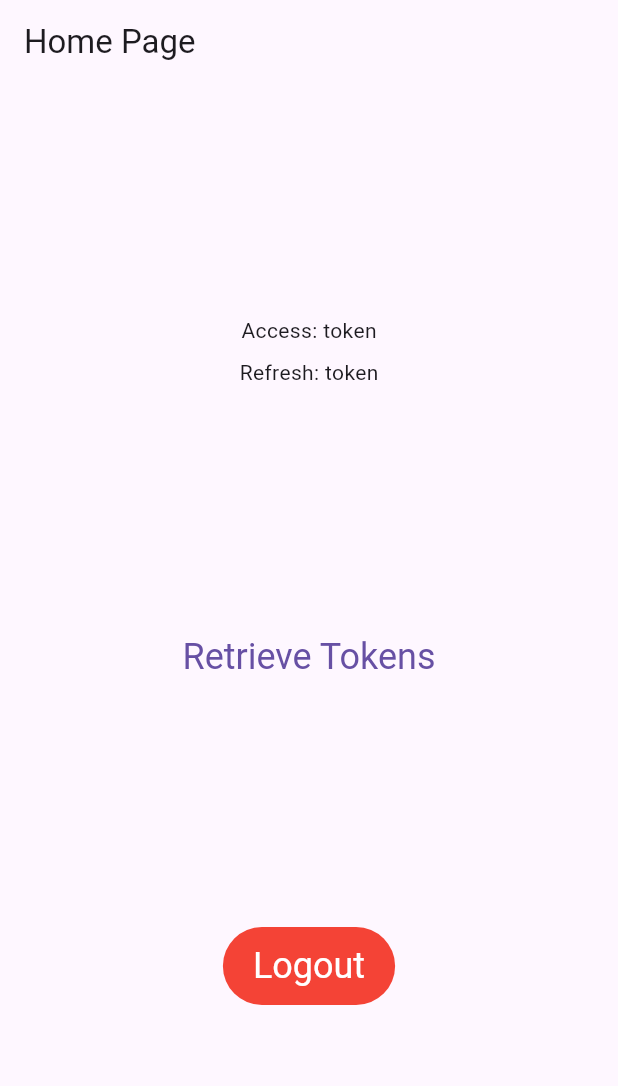
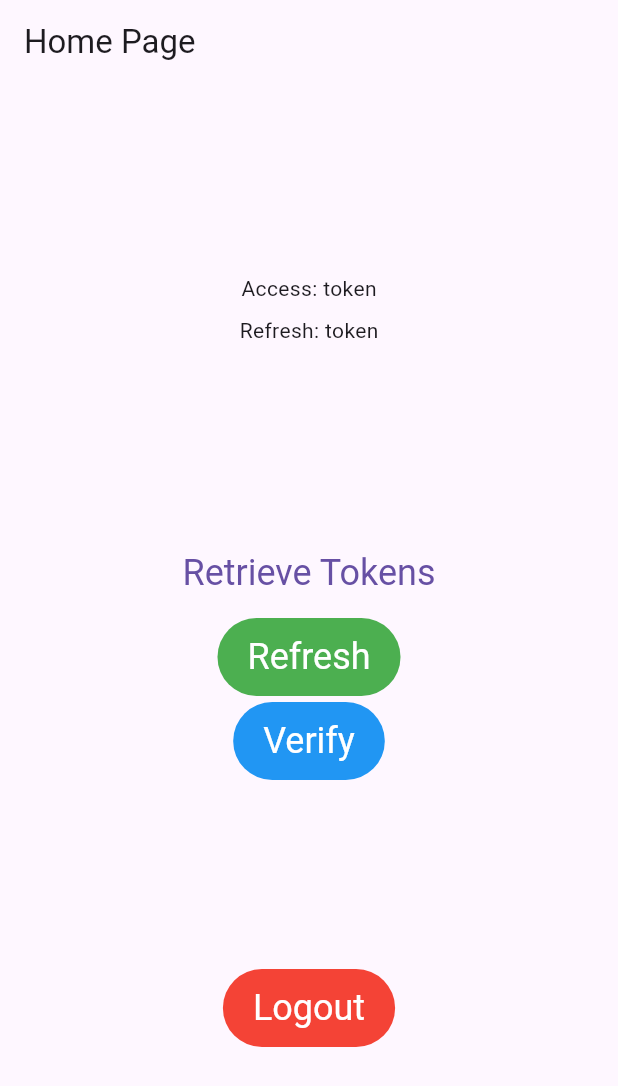
Before and after one commit to Ottsupi/flutter_bloc_auth, a Flutter app: the HomeScreen screen opened directly, on a phone screen of 412 x 824 dp. Shown: the top 1086 px of the screen. Run offline on Flutter 3.47's test engine with Material 3 defaults, Android fonts, the phone set to English and light mode, and no system bars; our stand-ins replace bloc, dio, equatable, flutter_bloc, flutter_secure_storage, formz; accounts and stored records are empty.

Commit message:
Implement refresh and verify token

```diff
--- a/lib/src/authentication/authentication_data_source.dart
+++ b/lib/src/authentication/authentication_data_source.dart
@@ -21,4 +21,26 @@ final class AuthenticationDataSource {
     );
     return JwtModel.fromJson(response.data);
   }
+
+  Future<JwtModel> refresh({required String refreshToken}) async {
+    Response response;
+    response = await dio.post(
+      ApiUrl.refresh,
+      data: {
+        'refresh': refreshToken,
+      },
+    );
+    return JwtModel.fromJson(response.data);
+  }
+
+  Future<void> verify({required String token}) async {
+    Response response;
+    response = await dio.post(
+      ApiUrl.verify,
+      data: {
+        'token': token,
+      },
+    );
+    response;
+  }
 }
--- a/lib/src/core/constants.dart
+++ b/lib/src/core/constants.dart
@@ -8,4 +8,6 @@ final class ApiUrl {
   static const String baseUrl = 'http://192.168.100.9:8080';
 
   static const String login = '$baseUrl/auth/token/';
+  static const String refresh = '$baseUrl/auth/token/refresh/';
+  static const String verify = '$baseUrl/auth/token/verify/';
 }
--- a/lib/src/features/home/bloc/token_controller_bloc.dart
+++ b/lib/src/features/home/bloc/token_controller_bloc.dart
@@ -1,5 +1,6 @@
 import 'package:bloc/bloc.dart';
 import 'package:equatable/equatable.dart';
+import 'package:flutter_bloc_auth/src/authentication/authentication_repository.dart';
 import 'package:flutter_bloc_auth/src/authentication/token_data_source.dart';
 
 part 'token_controller_event.dart';
@@ -8,9 +9,13 @@ part 'token_controller_state.dart';
 class TokenControllerBloc
     extends Bloc<TokenControllerEvent, TokenControllerState> {
   final TokenDataSource tokenDataSource = TokenDataSource();
+  final AuthenticationRepository authenticationRepository;
 
-  TokenControllerBloc() : super(TokenControllerInitial()) {
+  TokenControllerBloc({required this.authenticationRepository})
+      : super(TokenControllerInitial()) {
     on<RetrieveTokens>(_onRetrieveTokens);
+    on<RefreshTokens>(_onRefreshTokens);
+    on<VerifyAccessToken>(_onVerifyAccessToken);
   }
 
   _onRetrieveTokens(
@@ -25,4 +30,25 @@ class TokenControllerBloc
       refreshToken: refreshToken ?? 'no token',
     ));
   }
+
+  _onRefreshTokens(
+    RefreshTokens event,
+    Emitter<TokenControllerState> emit,
+  ) async {
+    emit(TokenControllerLoading());
+    await authenticationRepository.refreshToken();
+    final accessToken = await tokenDataSource.getAccessToken();
+    final refreshToken = await tokenDataSource.getRefreshToken();
+    emit(TokenControllerLoaded(
+      accessToken: accessToken ?? 'no token',
+      refreshToken: refreshToken ?? 'no token',
+    ));
+  }
+
+  _onVerifyAccessToken(
+    VerifyAccessToken event,
+    Emitter<TokenControllerState> emit,
+  ) async {
+    await authenticationRepository.verifyAccessToken();
+  }
 }
--- a/lib/src/features/home/bloc/token_controller_event.dart
+++ b/lib/src/features/home/bloc/token_controller_event.dart
@@ -8,3 +8,7 @@ sealed class TokenControllerEvent extends Equatable {
 }
 
 final class RetrieveTokens extends TokenControllerEvent {}
+
+final class RefreshTokens extends TokenControllerEvent {}
+
+final class VerifyAccessToken extends TokenControllerEvent {}
--- a/lib/src/features/home/home_page.dart
+++ b/lib/src/features/home/home_page.dart
@@ -1,6 +1,7 @@
 import 'package:flutter/material.dart';
 import 'package:flutter_bloc/flutter_bloc.dart';
 import 'package:flutter_bloc_auth/src/authentication/authentication.dart';
+import 'package:flutter_bloc_auth/src/authentication/authentication_repository.dart';
 import 'package:flutter_bloc_auth/src/core/constants.dart';
 import 'package:flutter_bloc_auth/src/core/widgets.dart';
 import 'package:flutter_bloc_auth/src/features/home/bloc/token_controller_bloc.dart';
@@ -19,7 +20,10 @@ class HomePage extends StatelessWidget {
   @override
   Widget build(BuildContext context) {
     return BlocProvider(
-      create: (context) => TokenControllerBloc()..add(RetrieveTokens()),
+      create: (context) => TokenControllerBloc(
+        authenticationRepository:
+            RepositoryProvider.of<AuthenticationRepository>(context),
+      )..add(RetrieveTokens()),
       child: HomeScreen(),
     );
   }
@@ -120,6 +124,25 @@ class TokenControllerButtons extends StatelessWidget {
             BlocProvider.of<TokenControllerBloc>(context).add(RetrieveTokens());
           },
         ),
+        SizedBox(height: 4),
+        DisplayButtonWidget(
+          text: 'Refresh',
+          backgroundColor: Colors.green,
+          foregroundColor: Colors.white,
+          onPressed: () {
+            BlocProvider.of<TokenControllerBloc>(context).add(RefreshTokens());
+          },
+        ),
+        SizedBox(height: 4),
+        DisplayButtonWidget(
+          text: 'Verify',
+          backgroundColor: Colors.blue,
+          foregroundColor: Colors.white,
+          onPressed: () {
+            BlocProvider.of<TokenControllerBloc>(context)
+                .add(VerifyAccessToken());
+          },
+        ),
       ],
     );
   }
```
Also changed, not shown: lib/src/authentication/authentication_repository.dart (+22 -0 lines).
